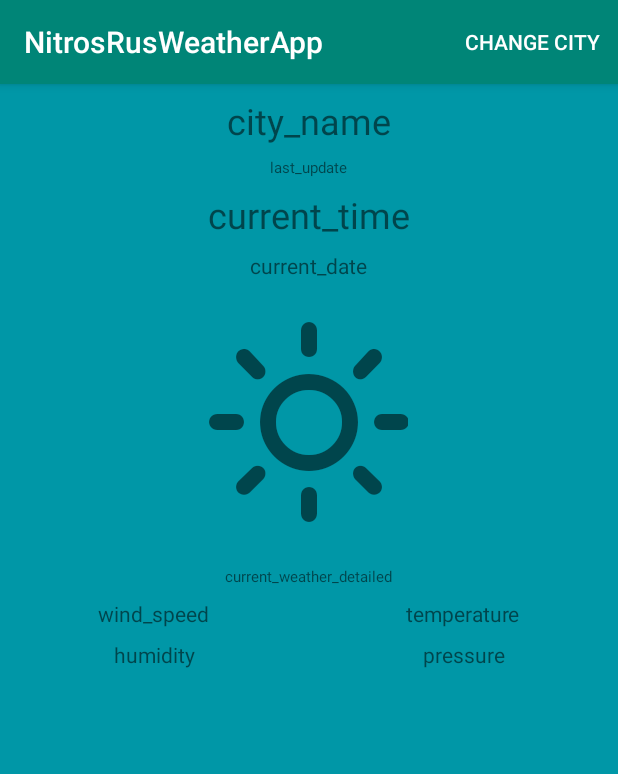
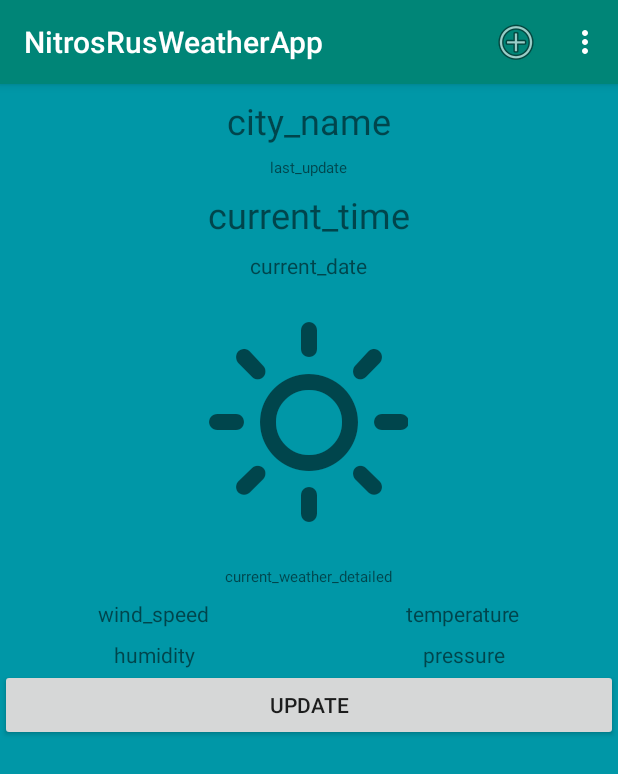
Before and after one commit to nitrosrus/NitrosRusWeatherApp, an Android app: the screen it shows after launch (ActivityWeather), on a phone screen of 412 x 824 dp. Shown: the top 774 px of the screen. Run offline under Robolectric (Android 15) with nearby library versions, the phone set to English and light mode, and no system bars.

Commit message:
переделал тост на снекбар и меню для теста добавил

```diff
--- a/app/src/main/java/com/example/nitrosrusweatherapp/FragmentWeatherActivity.java
+++ b/app/src/main/java/com/example/nitrosrusweatherapp/FragmentWeatherActivity.java
@@ -12,11 +12,13 @@ import android.util.Log;
 import android.view.LayoutInflater;
 import android.view.View;
 import android.view.ViewGroup;
+import android.widget.Button;
 import android.widget.TextView;
 import android.widget.Toast;
 
 import com.example.nitrosrusweatherapp.model.Main;
 import com.example.nitrosrusweatherapp.model.WheatherModel;
+import com.google.android.material.snackbar.Snackbar;
 
 import org.json.JSONObject;
 
@@ -39,6 +41,8 @@ public class FragmentWeatherActivity extends Fragment {
     private TextView tvTemperature;
     private TextView tvPressure;
     private boolean result;
+    private Button btnUpdate;
+
 
     @Override
     public void onCreate(@Nullable Bundle savedInstanceState) {
@@ -46,6 +50,7 @@ public class FragmentWeatherActivity extends Fragment {
         ActivityWeather activityWeather = (ActivityWeather) getActivity();
         // weatherFont = Typeface.createFromAsset(activityWeather.getAssets(), FONT_FILE);
         updateWeatherData(new CitySaver(activityWeather).getCity());
+
     }
 
 
@@ -64,6 +69,7 @@ public class FragmentWeatherActivity extends Fragment {
         tvTemperature = (TextView) rootView.findViewById(R.id.tv_current_temp);
         tvPressure = (TextView) rootView.findViewById(R.id.tv_current_pressure);
         return rootView;
+
     }
 
     public void   updateWeatherData(final String city) {
@@ -76,7 +82,8 @@ public class FragmentWeatherActivity extends Fragment {
                     handler.post(new Runnable() {
                         @Override
                         public void run() {
-                            Toast.makeText(getActivity(), city + " " + getActivity().getString(R.string.not_found), Toast.LENGTH_LONG).show();
+                           Snackbar.make(getView(),city+" "+"city not found",Snackbar.LENGTH_LONG).show();
+                           //Toast.makeText(getActivity(), city + " " + getActivity().getString(R.string.not_found), Toast.LENGTH_LONG).show();
 
                         }
                     });
--- a/app/src/main/res/layout/fragment_weather_activity.xml
+++ b/app/src/main/res/layout/fragment_weather_activity.xml
@@ -115,4 +115,11 @@
             android:textSize="@dimen/text_size_middle" />
     </LinearLayout>
 
+    <Button
+        android:id="@+id/btnUpdate"
+        android:layout_width="match_parent"
+        android:layout_height="wrap_content"
+        android:text="Update" />
+
+
 </LinearLayout>
--- a/app/src/main/res/menu/weather.xml
+++ b/app/src/main/res/menu/weather.xml
@@ -4,5 +4,13 @@
     <item
         android:id="@+id/change_city"
         android:title="@string/change_city"
-        app:showAsAction="always" />
+        app:showAsAction="always"
+        android:icon="@android:drawable/ic_menu_add"/>
+    <item
+        android:id="@+id/settings"
+        android:orderInCategory="100"
+        android:title="Settings"
+        android:checkable="true"
+        />
+
 </menu>
```
